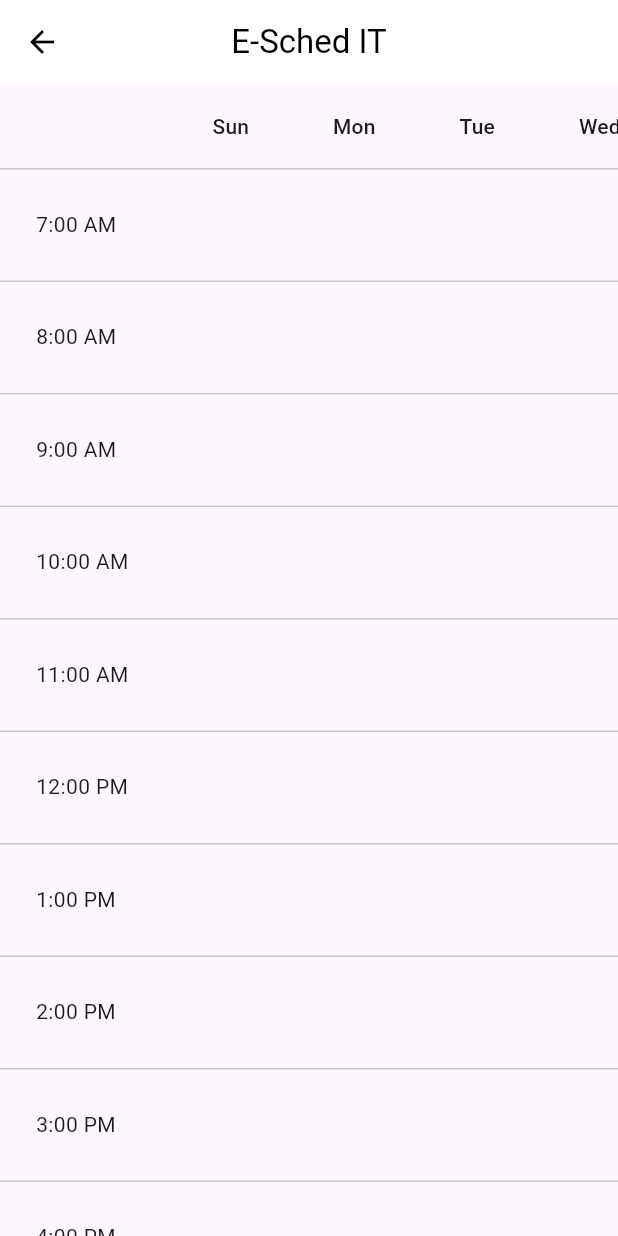
After one commit to kimchi00/E-Sched-IT, a Flutter app: the WeekView screen opened directly, on a phone screen of 412 x 824 dp. The commit adds this screen. Run offline on Flutter 3.47's test engine with Material 3 defaults, Android fonts, the light colour scheme and no system bars; our stand-ins replace carousel_slider, shared_preferences; accounts and stored records are empty.

Commit message:
removed firebase, used loc storage, basic weekview

```diff
--- a/lib/settings.dart
+++ b/lib/settings.dart
@@ -50,7 +50,7 @@ class _SettingsState extends State<Settings> {  // For navigation when the text
         ),
         centerTitle: true,
         leading: IconButton(
-          icon: const Icon(Icons.close),
+          icon: const Icon(Icons.arrow_back),
           color: Colors.black,
           onPressed: () {
             Navigator.of(context).pop();
--- /dev/null
+++ b/lib/weekview.dart
@@ -0,0 +1,79 @@
+import 'package:flutter/material.dart';
+
+class WeekView extends StatelessWidget {
+  final List<String> daysOfWeek = ['Sun', 'Mon', 'Tue', 'Wed', 'Thu', 'Fri', 'Sat'];
+  final List<String> timeSlots = [
+    '7:00 AM','8:00 AM','9:00 AM', '10:00 AM',
+    '11:00 AM', '12:00 PM',  '1:00 PM','2:00 PM',
+    '3:00 PM',  '4:00 PM', '5:00 PM', '6:00 PM',
+    '7:00 PM',  '8:00 PM', '9:00 PM'
+  ];
+
+  @override
+  Widget build(BuildContext context) {
+    return Scaffold(
+      appBar: AppBar(
+        backgroundColor: Colors.white,
+        title: const Text(
+          "E-Sched IT",
+          style: TextStyle(color: Colors.black),
+        ),
+        centerTitle: true,
+        leading: IconButton(
+          icon: Icon(Icons.arrow_back),
+          color: Colors.black,
+          onPressed: () {
+            Navigator.of(context).pop();
+          },
+        ),
+      ),
+      body: SingleChildScrollView(
+        scrollDirection: Axis.vertical,
+        child: SingleChildScrollView(
+          scrollDirection: Axis.horizontal,
+          child: Theme(
+            data: Theme.of(context).copyWith(
+              dividerColor: Colors.transparent,
+            ),
+            child: DataTable(
+              dataRowHeight: 75.0,
+              columns: [
+                DataColumn(label: Text('')),
+                ..._buildDayColumns(),
+              ],
+              rows: _buildTimeRows(),
+            ),
+          ),
+        ),
+      ),
+    );
+  }
+
+  List<DataColumn> _buildDayColumns() {
+    return daysOfWeek.map((day) {
+      return DataColumn(
+        label: Text(day),
+      );
+    }).toList();
+  }
+
+  List<DataRow> _buildTimeRows() {
+    return timeSlots.map((time) {
+      return DataRow(
+        cells: [
+          DataCell(Text(time)),
+          ..._buildScheduleCells(),
+        ],
+      );
+    }).toList();
+  }
+
+  List<DataCell> _buildScheduleCells() {
+    return daysOfWeek.map((day) {
+
+      return DataCell(
+        Text(''),
+      );
+    }).toList();
+  }
+}
--- a/pubspec.yaml
+++ b/pubspec.yaml
@@ -28,15 +28,18 @@ environment:
 # the latest version available on pub.dev. To see which dependencies have newer
 # versions available, run `flutter pub outdated`.
 dependencies:
+  syncfusion_flutter_calendar: ^19.2.51
   carousel_slider: ^4.0.0
   flutter:
     sdk: flutter
+  shared_preferences: ^2.0.10
+
 
 
   # The following adds the Cupertino Icons font to your application.
   # Use with the CupertinoIcons class for iOS style icons.
   cupertino_icons: ^1.0.2
-  firebase_core: ^2.24.0
+  table_calendar: ^3.0.9
 
 dev_dependencies:
   flutter_test:
```
Also changed, not shown: lib/create_schedule.dart (+58 -18 lines), lib/main.dart (+94 -18 lines), pubspec.lock, 3 other files.
